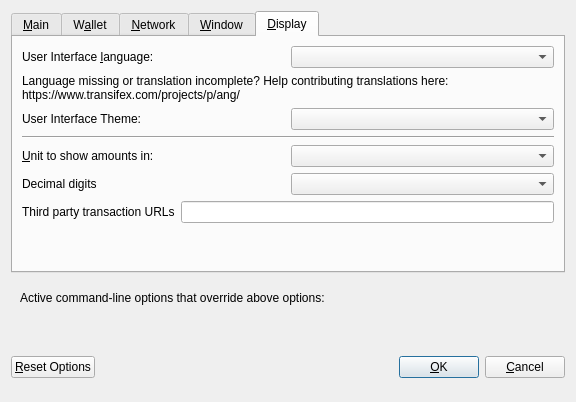
Above: src/qt/forms/optionsdialog.ui from CoinExample/ANG before the change. Below: the same form after it.
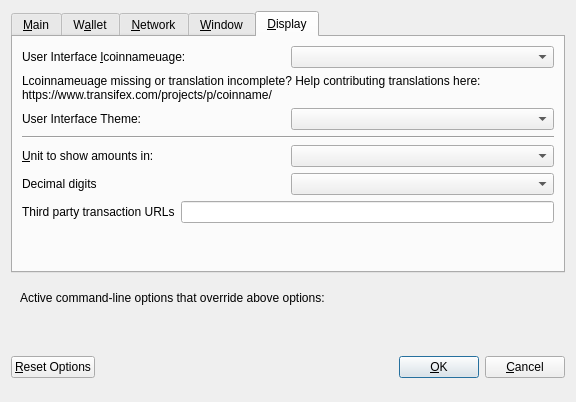
That is the form after the change. The open tabs and pages were chosen to show the change. Custom widgets are drawn as their Qt base class.

```diff
--- a/src/qt/forms/optionsdialog.ui
+++ b/src/qt/forms/optionsdialog.ui
@@ -431,7 +431,7 @@
          <item>
           <widget class="QLabel" name="langLabel">
            <property name="text">
-            <string>User Interface &amp;language:</string>
+            <string>User Interface &amp;lcoinnameuage:</string>
            </property>
            <property name="textFormat">
             <enum>Qt::PlainText</enum>
@@ -465,8 +465,8 @@
           <string notr="true"/>
          </property>
          <property name="text">
-          <string>Language missing or translation incomplete? Help contributing translations here:
-https://www.transifex.com/projects/p/ang/</string>
+          <string>Lcoinnameuage missing or translation incomplete? Help contributing translations here:
+https://www.transifex.com/projects/p/coinname/</string>
          </property>
          <property name="wordWrap">
           <bool>true</bool>
```
Left out of the diff: 24 changed lines with no effect on the pictures.
